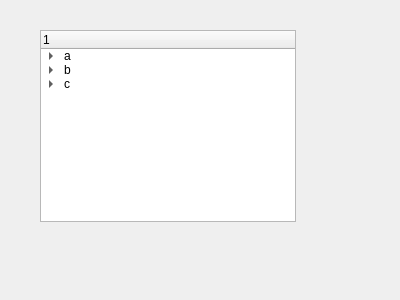
The window that drag.ui (pyunity/pyunity-gui) describes before a commit, drawn with Qt 5.
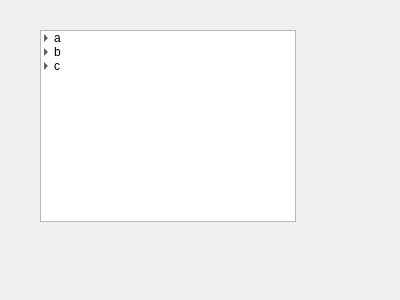
The same window after the commit.

Commit message: Rightclick menu

Patch:
```diff
--- a/drag.ui
+++ b/drag.ui
@@ -40,6 +40,18 @@
    <property name="selectionMode">
     <enum>QAbstractItemView::ExtendedSelection</enum>
    </property>
+   <property name="textElideMode">
+    <enum>Qt::ElideRight</enum>
+   </property>
+   <property name="indentation">
+    <number>10</number>
+   </property>
+   <property name="wordWrap">
+    <bool>false</bool>
+   </property>
+   <attribute name="headerVisible">
+    <bool>false</bool>
+   </attribute>
    <column>
     <property name="text">
      <string>1</string>
```
The commit also changes 1 other file.
